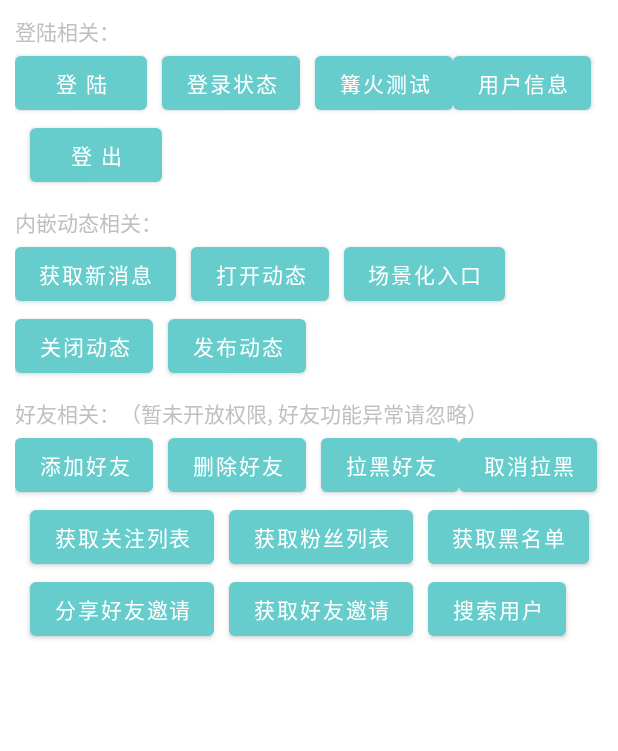
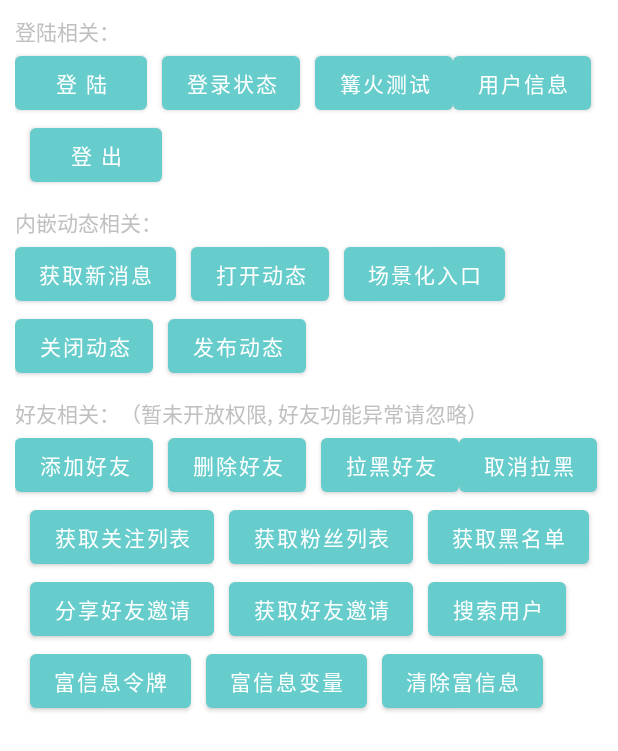
Before and after one commit to taptap/TapSDK-Android, an Android app: the layout activity_main.xml on its own in the app's theme, with its tools: preview values and no code run, on a phone screen of 412 x 824 dp. Shown: the top 751 px of the screen. Run offline under Robolectric (Android 15) with nearby library versions, the phone set to English and light mode, and no system bars.

Commit message:
升级2.1.4版本

```diff
--- a/app/src/main/AndroidManifest.xml
+++ b/app/src/main/AndroidManifest.xml
@@ -11,7 +11,8 @@
         android:roundIcon="@mipmap/ic_launcher_round"
         android:supportsRtl="true"
         android:theme="@style/Theme.TapSDK_Android_Demo">
-        <activity android:name=".MainActivity">
+        <activity android:name=".MainActivity"
+            android:configChanges="orientation|keyboardHidden|screenSize|locale|uiMode|screenLayout">
             <intent-filter>
                 <action android:name="android.intent.action.MAIN" />
 
--- a/app/src/main/res/layout/activity_main.xml
+++ b/app/src/main/res/layout/activity_main.xml
@@ -195,6 +195,28 @@
                 android:layout_marginLeft="10dp"
                 android:text="搜索用户" />
 
+            <Button
+                android:id="@+id/btn_tap_rich_token"
+                android:layout_width="wrap_content"
+                android:layout_height="wrap_content"
+                android:layout_marginLeft="10dp"
+                android:text="富信息令牌" />
+
+            <Button
+                android:id="@+id/btn_tap_rich_var"
+                android:layout_width="wrap_content"
+                android:layout_height="wrap_content"
+                android:layout_marginLeft="10dp"
+                android:text="富信息变量" />
+
+            <Button
+                android:id="@+id/btn_tap_rich_clear"
+                android:layout_width="wrap_content"
+                android:layout_height="wrap_content"
+                android:layout_marginLeft="10dp"
+                android:text="清除富信息" />
+
+
         </com.google.android.flexbox.FlexboxLayout>
 
 
```
Also changed, not shown: app/build.gradle (+8 -8 lines), app/src/main/java/com/example/tapsdk_android_demo/MainActivity.java (+67 -1 lines), 1 other file.
